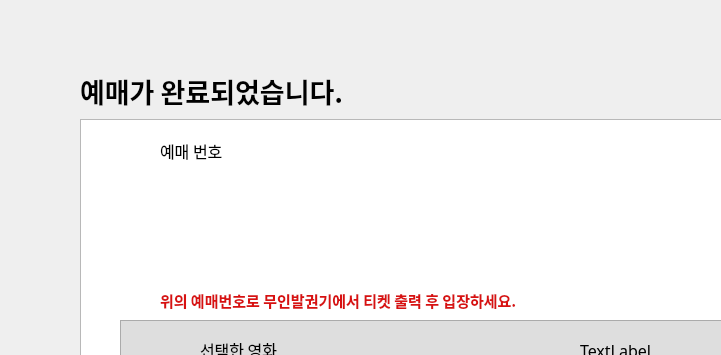
This is bookpage5.ui in 2sseong/mini_project_2025-03 as Qt 5 draws it before an edit; both pictures show x 0 to 721 and y 0 to 355 of the 1000 by 700 pixel window. The edited form follows.
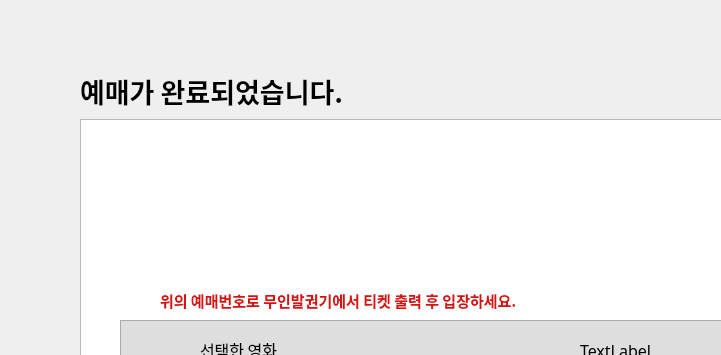
This is the edited form.

Commit message: 예약번호한거

```diff
--- a/bookpage5.ui
+++ b/bookpage5.ui
@@ -334,9 +334,9 @@
   <widget class="QLabel" name="reservation_num">
    <property name="geometry">
     <rect>
-     <x>160</x>
-     <y>140</y>
-     <width>81</width>
+     <x>130</x>
+     <y>230</y>
+     <width>511</width>
      <height>21</height>
     </rect>
    </property>
@@ -347,7 +347,7 @@
     </font>
    </property>
    <property name="text">
-    <string>예매 번호</string>
+    <string/>
    </property>
   </widget>
   <widget class="QGraphicsView" name="graphicsView_2">
```
Left out of the diff: 4 changed lines with no effect on the pictures. The commit also changes 1 other file.
